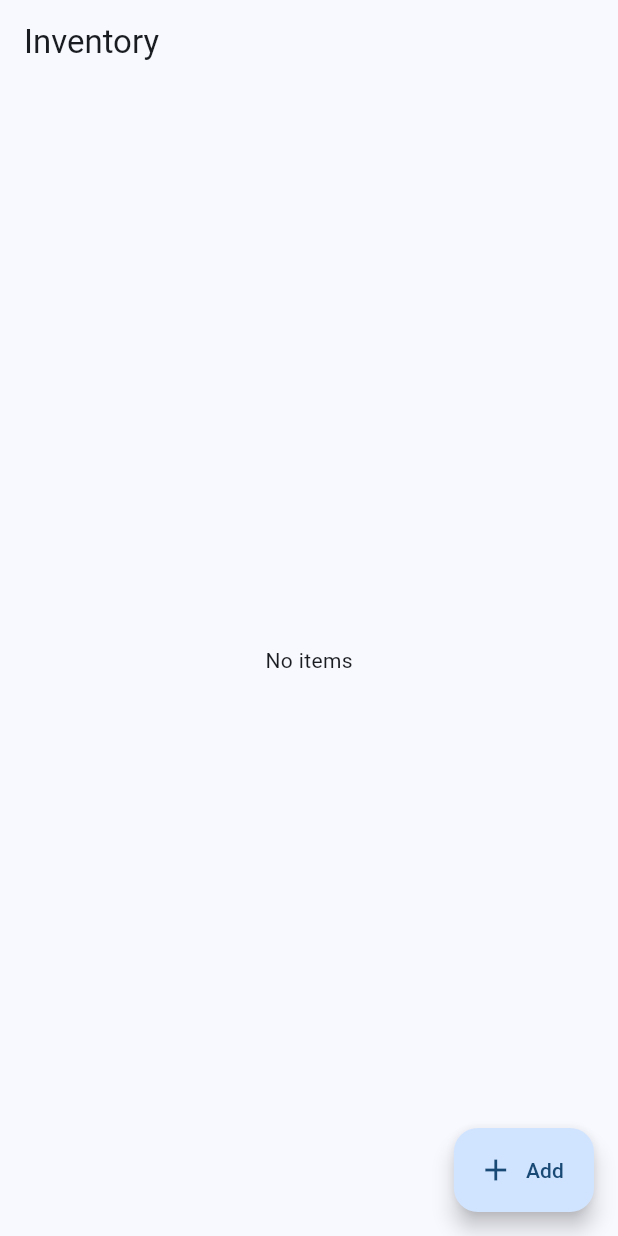
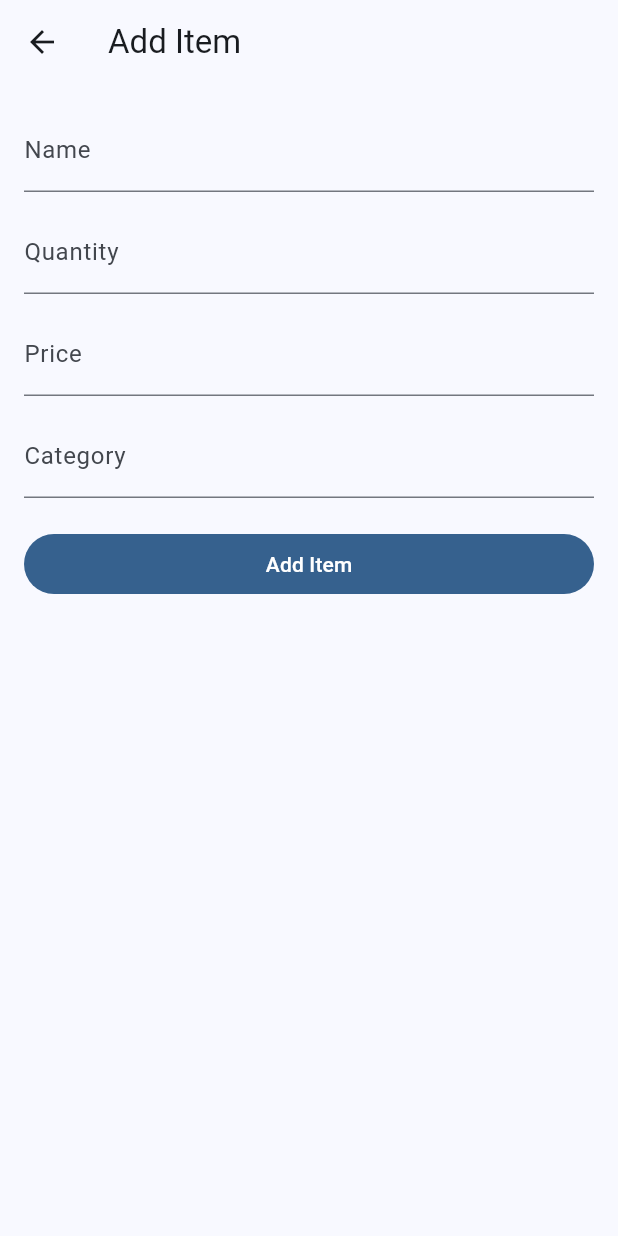
Before and after one commit to itachiispapi/inventory-app, a Flutter app: the screen it shows after launch, after a tap on "Add", on a phone screen of 412 x 824 dp. Run offline on Flutter 3.47's test engine with Material 3 defaults, Android fonts, the phone set to English and light mode, and no system bars; our stand-ins replace cloud_firestore, firebase_core; accounts and stored records are empty.

Commit message:
added add screen and create item

```diff
--- a/lib/main.dart
+++ b/lib/main.dart
@@ -10,14 +10,7 @@ class Item {
   final double price;
   final String category;
   final DateTime createdAt;
-  const Item({
-    this.id,
-    required this.name,
-    required this.quantity,
-    required this.price,
-    required this.category,
-    required this.createdAt,
-  });
+  const Item({this.id, required this.name, required this.quantity, required this.price, required this.category, required this.createdAt});
   Map<String, dynamic> toMap() {
     return {
       'name': name,
@@ -27,7 +20,6 @@ class Item {
       'createdAt': Timestamp.fromDate(createdAt),
     };
   }
-
   factory Item.fromDoc(DocumentSnapshot<Map<String, dynamic>> doc) {
     final data = doc.data()!;
     final ts = data['createdAt'] as Timestamp?;
@@ -40,14 +32,7 @@ class Item {
       createdAt: ts?.toDate() ?? DateTime.fromMillisecondsSinceEpoch(0),
     );
   }
-  Item copyWith({
-    String? id,
-    String? name,
-    int? quantity,
-    double? price,
-    String? category,
-    DateTime? createdAt,
-  }) {
+  Item copyWith({String? id, String? name, int? quantity, double? price, String? category, DateTime? createdAt}) {
     return Item(
       id: id ?? this.id,
       name: name ?? this.name,
@@ -62,28 +47,20 @@ class Item {
 class FirestoreService {
   static final FirestoreService I = FirestoreService._();
   FirestoreService._();
-  final _col = FirebaseFirestore.instance
-      .collection('items')
-      .withConverter<Item>(
-        fromFirestore: (snap, _) => Item.fromDoc(snap),
-        toFirestore: (item, _) => item.toMap(),
-      );
+  final _col = FirebaseFirestore.instance.collection('items').withConverter<Item>(
+    fromFirestore: (snap, _) => Item.fromDoc(snap),
+    toFirestore: (item, _) => item.toMap(),
+  );
   Stream<List<Item>> itemsStream() {
-    return _col
-        .orderBy('createdAt', descending: true)
-        .snapshots()
-        .map((qs) => qs.docs.map((d) => d.data().copyWith(id: d.id)).toList());
+    return _col.orderBy('createdAt', descending: true).snapshots().map((qs) => qs.docs.map((d) => d.data().copyWith(id: d.id)).toList());
   }
-
   Future<void> addItem(Item item) async {
     await _col.add(item);
   }
-
   Future<void> updateItem(Item item) async {
     if (item.id == null) return;
     await _col.doc(item.id!).set(item);
   }
-
   Future<void> deleteItem(String id) async {
     await _col.doc(id).delete();
   }
@@ -117,9 +94,7 @@ class InventoryHomePage extends StatelessWidget {
         stream: FirestoreService.I.itemsStream(),
         builder: (context, snap) {
           if (snap.hasError) return Center(child: Text('Error: ${snap.error}'));
-          if (!snap.hasData) {
-            return const Center(child: CircularProgressIndicator());
-          }
+          if (!snap.hasData) return const Center(child: CircularProgressIndicator());
           final items = snap.data!;
           if (items.isEmpty) return const Center(child: Text('No items'));
           return ListView.builder(
@@ -128,12 +103,8 @@ class InventoryHomePage extends StatelessWidget {
               final item = items[i];
               return ListTile(
                 title: Text(item.name),
-                subtitle: Text(
-                  'Qty: ${item.quantity} • \$${item.price.toStringAsFixed(2)} • ${item.category}',
-                ),
-                trailing: Text(
-                  '\$${(item.quantity * item.price).toStringAsFixed(2)}',
-                ),
+                subtitle: Text('Qty: ${item.quantity} • \$${item.price.toStringAsFixed(2)} • ${item.category}'),
+                trailing: Text('\$${(item.quantity * item.price).toStringAsFixed(2)}'),
               );
             },
           );
@@ -142,8 +113,100 @@ class InventoryHomePage extends StatelessWidget {
       floatingActionButton: FloatingActionButton.extended(
         icon: const Icon(Icons.add),
         label: const Text('Add'),
-        onPressed: () {},
+        onPressed: () {
+          Navigator.of(context).push(MaterialPageRoute(builder: (_) => const AddEditItemScreen()));
+        },
       ),
     );
   }
 }
+
+class AddEditItemScreen extends StatefulWidget {
+  final Item? initial;
+  const AddEditItemScreen({super.key, this.initial});
+  @override
+  State<AddEditItemScreen> createState() => _AddEditItemScreenState();
+}
+
+class _AddEditItemScreenState extends State<AddEditItemScreen> {
+  final _formKey = GlobalKey<FormState>();
+  late final TextEditingController _name;
+  late final TextEditingController _quantity;
+  late final TextEditingController _price;
+  late final TextEditingController _category;
+
+  @override
+  void initState() {
+    super.initState();
+    final i = widget.initial;
+    _name = TextEditingController(text: i?.name ?? '');
+    _quantity = TextEditingController(text: i?.quantity.toString() ?? '');
+    _price = TextEditingController(text: i?.price.toString() ?? '');
+    _category = TextEditingController(text: i?.category ?? '');
+  }
+
+  @override
+  void dispose() {
+    _name.dispose();
+    _quantity.dispose();
+    _price.dispose();
+    _category.dispose();
+    super.dispose();
+  }
+
+  String? _req(String? v) => (v == null || v.trim().isEmpty) ? 'Required' : null;
+  String? _isInt(String? v) {
+    if (_req(v) != null) return 'Required';
+    return int.tryParse(v!.trim()) == null ? 'Enter a whole number' : null;
+  }
+  String? _isDouble(String? v) {
+    if (_req(v) != null) return 'Required';
+    return double.tryParse(v!.trim()) == null ? 'Enter a number' : null;
+  }
+
+  Future<void> _save() async {
+    if (!_formKey.currentState!.validate()) return;
+    final now = DateTime.now();
+    final base = Item(
+      id: widget.initial?.id,
+      name: _name.text.trim(),
+      quantity: int.parse(_quantity.text.trim()),
+      price: double.parse(_price.text.trim()),
+      category: _category.text.trim(),
+      createdAt: widget.initial?.createdAt ?? now,
+    );
+    if (widget.initial == null) {
+      await FirestoreService.I.addItem(base);
+    } else {
+      await FirestoreService.I.updateItem(base);
+    }
+    if (mounted) Navigator.of(context).pop();
+  }
+
+  @override
+  Widget build(BuildContext context) {
+    final editing = widget.initial != null;
+    return Scaffold(
+      appBar: AppBar(title: Text(editing ? 'Edit Item' : 'Add Item')),
+      body: SingleChildScrollView(
+        padding: const EdgeInsets.all(16),
+        child: Form(
+          key: _formKey,
+          child: Column(children: [
+            TextFormField(controller: _name, decoration: const InputDecoration(labelText: 'Name'), validator: _req, textInputAction: TextInputAction.next),
+            const SizedBox(height: 12),
+            TextFormField(controller: _quantity, decoration: const InputDecoration(labelText: 'Quantity'), validator: _isInt, keyboardType: TextInputType.number, textInputAction: TextInputAction.next),
+            const SizedBox(height: 12),
+            TextFormField(controller: _price, decoration: const InputDecoration(labelText: 'Price'), validator: _isDouble, keyboardType: const TextInputType.numberWithOptions(signed: false, decimal: true), textInputAction: TextInputAction.next),
+            const SizedBox(height: 12),
+            TextFormField(controller: _category, decoration: const InputDecoration(labelText: 'Category'), validator: _req, textInputAction: TextInputAction.done, onFieldSubmitted: (_) => _save()),
+            const SizedBox(height: 20),
+            Row(children: [
+              Expanded(child: FilledButton(onPressed: _save, child: Text(editing ? 'Save Changes' : 'Add Item'))),
+            ]),
+          ]),
+        ),
+      ),
+    );
+  }
+}
```
